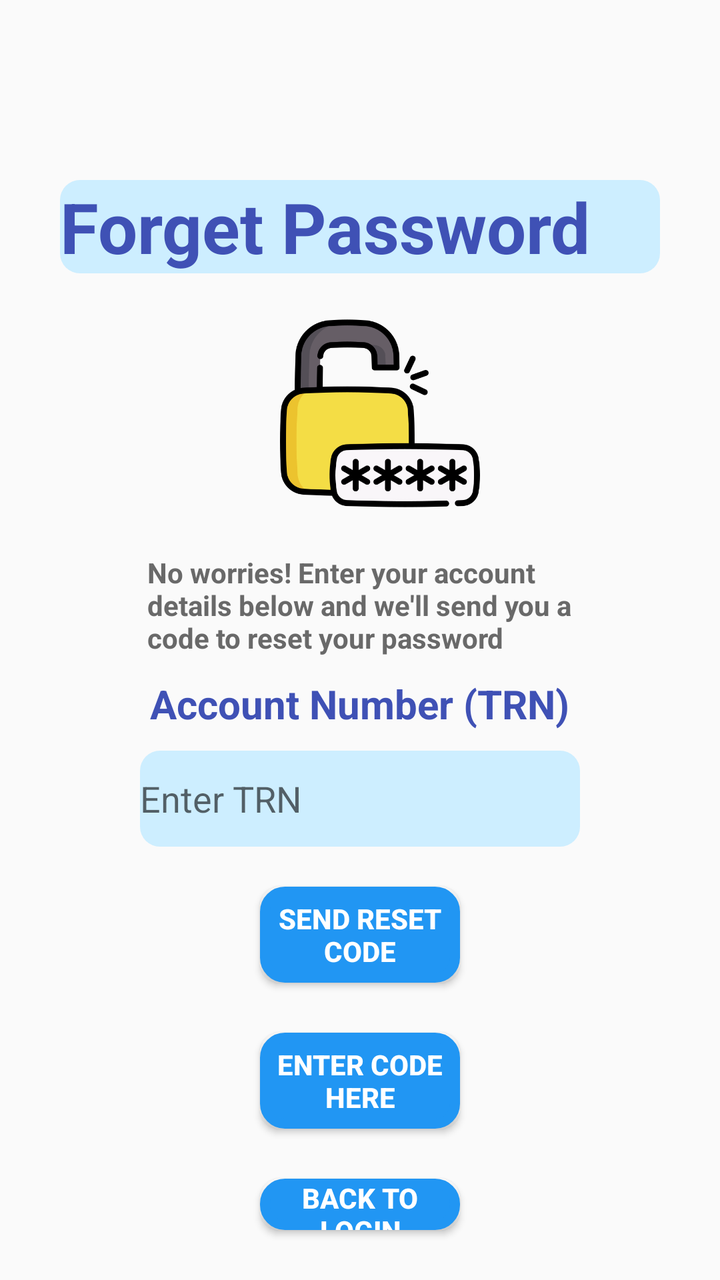
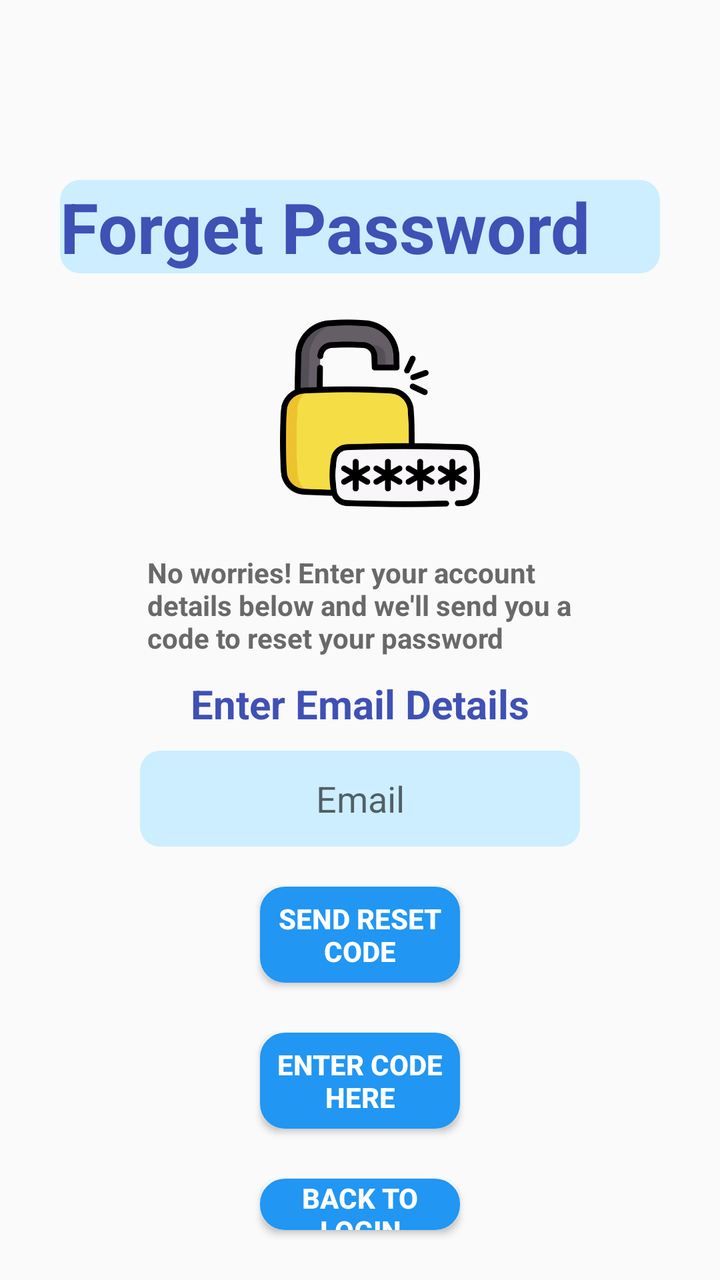

Before-and-after screenshots of an Android layout around one commit, followed by the original layout XML and the change that was made.
<!-- AndroidManifest.xml: application theme Theme.FlowApp -->
<!-- res/layout/forget_pass_page.xml -->
<?xml version="1.0" encoding="utf-8"?>
<LinearLayout xmlns:android="http://schemas.android.com/apk/res/android"
    android:orientation="vertical"
    android:layout_width="match_parent"
    android:layout_height="match_parent">

    <TextView
        android:text="@string/forget_password1"
        android:textSize="35sp"
        android:textColor="@color/dark_blue"
        android:textStyle="bold"
        android:id="@+id/FlowName"
        android:layout_gravity="center"
        android:layout_width="wrap_content"
        android:layout_height="wrap_content"
        android:layout_marginTop="90dp"
        android:background="@drawable/title_of_page_design"
        android:contentDescription="@null"
        android:layout_marginBottom="20dp"
        />


        <ImageView
            android:id="@+id/unlockIcon"
            android:layout_width="100dp"
            android:layout_height="100dp"
            android:src="@drawable/unlock"
            android:contentDescription="@string/Unlock_Icon"
            android:layout_gravity="center"
            android:layout_marginStart="10dp"
            />

    <TextView
        android:text="@string/sen1"
        android:textSize="14sp"
        android:textColor="@color/dark_gray"
        android:textStyle="bold"
        android:id="@+id/sen1"
        android:layout_gravity="center"
        android:layout_width="wrap_content"
        android:layout_height="wrap_content"
        android:layout_marginTop="20dp"
        />

    <TextView
        android:text="@string/accTrn"
        android:textSize="20sp"
        android:textColor="@color/dark_blue"
        android:textStyle="bold"
        android:id="@+id/accTrn"
        android:layout_gravity="center"
        android:layout_width="wrap_content"
        android:layout_height="wrap_content"
        android:layout_marginTop="10dp"
        android:layout_marginBottom="10dp"
        />

    <EditText
        android:hint="@string/inputTRN"
        android:id="@+id/inputTrn"
        android:layout_width="wrap_content"
        android:layout_height="wrap_content"
        android:layout_gravity="center"
        android:autofillHints="username"
        android:inputType="number"
        android:minHeight="48dp"
        android:background="@drawable/input_fields_design"
        android:layout_marginBottom="20dp"
        />

    <Button
        android:text="@string/sendCode"
        android:layout_width="wrap_content"
        android:layout_height="wrap_content"
        android:layout_gravity="center"
        android:textColor="@color/white"
        android:textStyle="bold"
        android:id="@+id/sendCodeBtn"
        android:background="@drawable/slightly_round_corner_button"
        android:layout_marginBottom="25dp"
        />

    <Button
        android:text="@string/enterCode"
        android:layout_width="wrap_content"
        android:layout_height="wrap_content"
        android:layout_gravity="center"
        android:textColor="@color/white"
        android:textStyle="bold"
        android:id="@+id/enterCodeBtn"
        android:background="@drawable/slightly_round_corner_button"
        android:layout_marginBottom="25dp"
        />

    <Button
        android:id="@+id/backToLoginBtn"
        android:layout_width="wrap_content"
        android:layout_height="wrap_content"
        android:layout_gravity="center"
        android:layout_marginBottom="25dp"
        android:background="@drawable/slightly_round_corner_button"
        android:text="@string/backToLogin"
        android:textColor="@color/white"
        android:textStyle="bold" />


</LinearLayout>
<!-- resources referenced by this layout -->
<resources>
  <color name="dark_blue">#3F51B5</color>
  <color name="dark_gray">#696969</color>
  <color name="white">#FFFFFFFF</color>
  <!-- drawable input_fields_design (drawable) -->
  <?xml version="1.0" encoding="utf-8"?>
  <shape xmlns:android="http://schemas.android.com/apk/res/android"
      android:shape="rectangle">
      <corners
          android:radius="10dp"
          />
      <solid android:color="@color/input_field"/>
      <padding
          android:left="0dp"
          android:top="0dp"
          android:right="0dp"
          android:bottom="0dp" />
      <size
          android:width="220dp"
          android:height="30dp" />
      <stroke
          android:width="0dp"
          android:color="#7693B3"
          />
  
  </shape>
  <!-- drawable slightly_round_corner_button (drawable) -->
  <?xml version="1.0" encoding="utf-8"?>
  <shape xmlns:android="http://schemas.android.com/apk/res/android" android:shape="rectangle" >
      <corners
          android:radius="10dp"
          />
      <solid
          android:color="@color/blue"
          />
      <padding
          android:left="0dp"
          android:top="0dp"
          android:right="0dp"
          android:bottom="0dp"
          />
      <size
          android:width="100dp"
          android:height="40dp"
          />
      <stroke
          android:width="5dp"
          android:color="#2196F3"
          />
  </shape>
  <!-- drawable title_of_page_design (drawable) -->
  <?xml version="1.0" encoding="utf-8"?>
  <shape xmlns:android="http://schemas.android.com/apk/res/android"
      android:shape="rectangle">
      <corners
          android:radius="10dp"
          />
      <solid android:color="@color/input_field"/>
      <padding
          android:left="0dp"
          android:top="0dp"
          android:right="0dp"
          android:bottom="0dp" />
      <size
          android:width="300dp"
          android:height="40dp" />
      <stroke
          android:width="0dp"
          android:color="#7693B3"
          />
  
  
  </shape>
  <!-- drawable unlock: png bitmap (drawable, 31293 bytes) -->
  <string name="Unlock_Icon">Unlock Icon</string>
  <string name="accTrn">Account Number (TRN)</string>
  <string name="backToLogin">Back to\nLogin</string>
  <string name="enterCode">Enter Code\nHere</string>
  <string name="forget_password1">Forget Password</string>
  <string name="inputTRN">Enter TRN</string>
  <string name="sen1">No worries! Enter your account\ndetails below and we\'ll send you a\ncode to reset your password</string>
  <string name="sendCode">Send Reset\nCode</string>
  <style name="Theme.FlowApp" parent="android:Theme.Material.Light.NoActionBar">
          <item name="colorPrimary">@color/dark_blue</item>
          <item name="colorPrimaryVariant">@color/dark_blue</item>
      </style>
  <color name="input_field">#CDEEFF</color>
  <color name="blue">#2196F3</color>
</resources>

<!-- the commit's change to res/layout/forget_pass_page.xml (unified diff, before → after) -->
@@ -43,7 +43,7 @@
         />
 
     <TextView
-        android:text="@string/accTrn"
+        android:text="Enter Email Details"
         android:textSize="20sp"
         android:textColor="@color/dark_blue"
         android:textStyle="bold"
@@ -56,8 +56,9 @@
         />
 
     <EditText
-        android:hint="@string/inputTRN"
+        android:hint="@string/email"
         android:id="@+id/inputTrn"
+        android:gravity="center"
         android:layout_width="wrap_content"
         android:layout_height="wrap_content"
         android:layout_gravity="center"
<!-- resource entries referenced after the edit -->
@@ -74,11 +74,10 @@
   </shape>
   <!-- drawable unlock: png bitmap (drawable, 31293 bytes) -->
   <string name="Unlock_Icon">Unlock Icon</string>
-  <string name="accTrn">Account Number (TRN)</string>
   <string name="backToLogin">Back to\nLogin</string>
+  <string name="email">Email</string>
   <string name="enterCode">Enter Code\nHere</string>
   <string name="forget_password1">Forget Password</string>
-  <string name="inputTRN">Enter TRN</string>
   <string name="sen1">No worries! Enter your account\ndetails below and we\'ll send you a\ncode to reset your password</string>
   <string name="sendCode">Send Reset\nCode</string>
   <style name="Theme.FlowApp" parent="android:Theme.Material.Light.NoActionBar">
